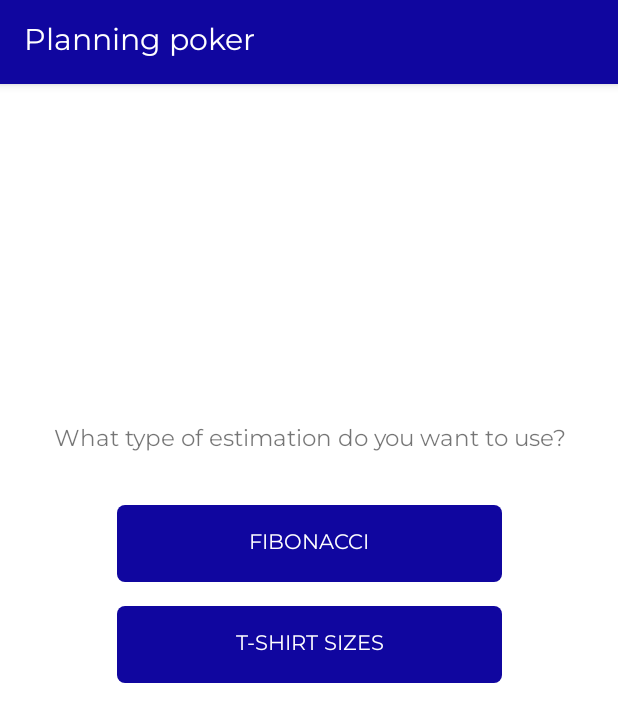
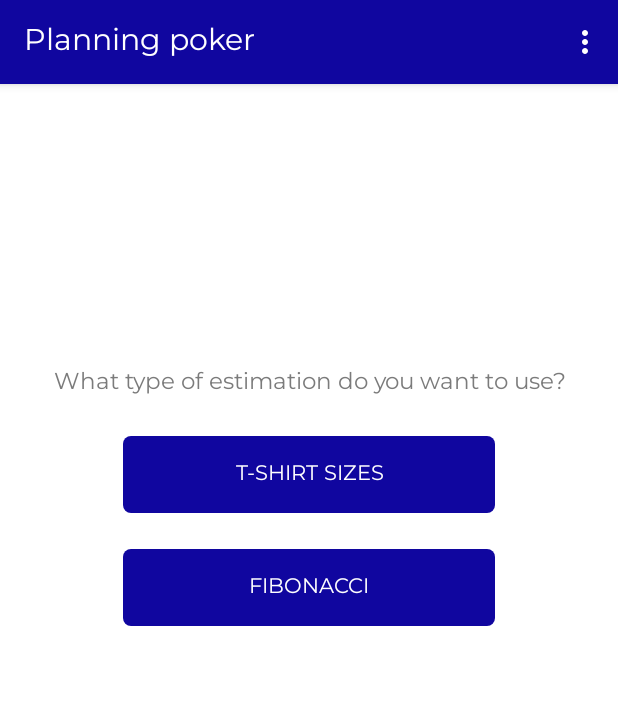
Before and after one commit to antonzuev87/AndroidScrumCards, an Android app: the screen it shows after launch (MainActivity), on a phone screen of 412 x 824 dp. Shown: the top 722 px of the screen. Run offline under Robolectric (Android 15) with nearby library versions, the phone set to English and light mode, and no system bars.

Commit message:
Added shake gesture settings

```diff
--- a/app/build.gradle
+++ b/app/build.gradle
@@ -34,6 +34,7 @@ dependencies {
     implementation 'androidx.legacy:legacy-support-v4:1.0.0'
     implementation 'androidx.recyclerview:recyclerview:1.0.0'
     implementation 'androidx.lifecycle:lifecycle-extensions:2.0.0'
+    implementation 'androidx.preference:preference:1.1.0'
     testImplementation 'junit:junit:4.12'
     androidTestImplementation 'androidx.test:runner:1.1.0'
     androidTestImplementation 'androidx.test.espresso:espresso-core:3.1.0'
--- a/app/src/main/java/com/autentia/scrumcards/ShakeDetector.kt
+++ b/app/src/main/java/com/autentia/scrumcards/ShakeDetector.kt
@@ -67,7 +67,7 @@ class ShakeDetector : SensorEventListener {
 	 * from the Google Play Store and run it to see how
 	 *  many G's it takes to register a shake
 	 */
-        private const val SHAKE_THRESHOLD_GRAVITY = 2.7f
+        private const val SHAKE_THRESHOLD_GRAVITY = 3.5f
         private const val SHAKE_SLOP_TIME_MS = 500
         private const val SHAKE_COUNT_RESET_TIME_MS = 3000
     }
--- a/app/src/main/res/layout/fragment_main_question.xml
+++ b/app/src/main/res/layout/fragment_main_question.xml
@@ -9,58 +9,56 @@
     android:background="@android:color/background_light"
     tools:context=".MainQuestionFragment">
 
+
+    <Button
+        android:id="@+id/tShirtButtonSizes"
+        android:layout_width="248dp"
+        android:layout_height="wrap_content"
+        android:layout_marginTop="24dp"
+        android:layout_marginBottom="8dp"
+        android:background="@drawable/button_rounded_background"
+        android:fontFamily="@font/montserrat"
+        android:padding="15dp"
+        android:stateListAnimator="@null"
+        android:text="@string/tshirtName"
+        android:textColor="@android:color/background_light"
+        app:layout_constraintBottom_toTopOf="@+id/fibonacciButton"
+        app:layout_constraintEnd_toEndOf="parent"
+        app:layout_constraintHorizontal_bias="0.5"
+        app:layout_constraintStart_toStartOf="parent"
+        app:layout_constraintTop_toBottomOf="@+id/textView" />
+
     <Button
         android:id="@+id/fibonacciButton"
-        android:layout_width="0dp"
+        android:layout_width="248dp"
         android:layout_height="wrap_content"
-        android:layout_marginStart="32dp"
-        android:layout_marginTop="32dp"
-        android:layout_marginEnd="32dp"
+        android:layout_marginTop="24dp"
         android:background="@drawable/button_rounded_background"
         android:fontFamily="@font/montserrat"
         android:padding="15dp"
         android:stateListAnimator="@null"
         android:text="@string/fibonacciName"
         android:textColor="@android:color/background_light"
-        app:layout_constraintDimensionRatio="w,5:1"
         app:layout_constraintEnd_toEndOf="parent"
+        app:layout_constraintHorizontal_bias="0.5"
         app:layout_constraintStart_toStartOf="parent"
-        app:layout_constraintTop_toBottomOf="@+id/textView" />
-
-    <Button
-        android:id="@+id/tShirtButtonSizes"
-        android:layout_width="0dp"
-        android:layout_height="wrap_content"
-        android:layout_marginStart="32dp"
-        android:layout_marginTop="16dp"
-        android:layout_marginEnd="32dp"
-        android:background="@drawable/button_rounded_background"
-        android:fontFamily="@font/montserrat"
-        android:padding="15dp"
-        android:stateListAnimator="@null"
-        android:text="@string/tshirtName"
-        android:textColor="@android:color/background_light"
-        app:layout_constraintBottom_toBottomOf="parent"
-        app:layout_constraintDimensionRatio="w,5:1"
-        app:layout_constraintEnd_toEndOf="parent"
-        app:layout_constraintStart_toStartOf="parent"
-        app:layout_constraintTop_toBottomOf="@+id/fibonacciButton"
-        app:layout_constraintVertical_bias="0.0" />
+        app:layout_constraintTop_toBottomOf="@+id/tShirtButtonSizes" />
 
     <TextView
         android:id="@+id/textView"
         android:layout_width="wrap_content"
         android:layout_height="wrap_content"
-        android:layout_marginStart="24dp"
-        android:layout_marginEnd="24dp"
+        android:layout_marginBottom="32dp"
         android:fontFamily="@font/montserrat"
         android:text="@string/questionText"
         android:textAlignment="center"
+        android:textColor="@color/textColorNormal"
         android:textSize="15sp"
         app:layout_constraintBottom_toBottomOf="parent"
         app:layout_constraintEnd_toEndOf="parent"
+        app:layout_constraintHorizontal_bias="0.5"
         app:layout_constraintStart_toStartOf="parent"
         app:layout_constraintTop_toTopOf="parent"
-        app:layout_constraintVertical_bias="0.3" />
+        app:layout_constraintVertical_bias="0.26" />
 
 </androidx.constraintlayout.widget.ConstraintLayout>
--- a/app/src/main/res/menu/menu_main.xml
+++ b/app/src/main/res/menu/menu_main.xml
@@ -1,4 +1,8 @@
 <menu xmlns:android="http://schemas.android.com/apk/res/android"
       xmlns:app="http://schemas.android.com/apk/res-auto"
       xmlns:tools="http://schemas.android.com/tools"
-      tools:context="com.autentia.scrumcards.MainActivity"/>
+      tools:context="com.autentia.scrumcards.MainActivity">
+    <item
+        android:id="@+id/settings_action"
+        android:title="@string/action_settings" />
+</menu>
--- a/app/src/main/res/navigation/navigation.xml
+++ b/app/src/main/res/navigation/navigation.xml
@@ -34,4 +34,14 @@
             android:name="cards"
             app:argType="com.autentia.scrumcards.cardsmodel.CardsUtil$CardItem[]" />
     </fragment>
+    <fragment
+        android:id="@+id/settingsFragment"
+        android:name="com.autentia.scrumcards.SettingsFragment"
+        android:label="SettingsFragment" />
+    <action
+        android:id="@+id/open_settings_fragment"
+        app:destination="@+id/settingsFragment"
+        app:enterAnim="@anim/right_to_left_animation"
+        app:popEnterAnim="@anim/out_left_to_right_animation"
+        app:popUpToInclusive="false" />
 </navigation>
--- a/app/src/main/res/values/colors.xml
+++ b/app/src/main/res/values/colors.xml
@@ -4,4 +4,5 @@
     <color name="colorPrimaryDark">#0C1B74</color>
     <color name="colorAccent">#00BCD4</color>
     <color name="cardBackground">#F3F3F3</color>
+    <color name="textColorNormal">#7B7B7B</color>
 </resources>
--- a/app/src/main/res/values/styles.xml
+++ b/app/src/main/res/values/styles.xml
@@ -5,7 +5,8 @@
         <!-- Customize your theme here. -->
         <item name="colorPrimary">@color/colorPrimary</item>
         <item name="colorPrimaryDark">@color/colorPrimaryDark</item>
-        <item name="colorAccent">@color/colorAccent</item>
+        <item name="colorAccent">@color/colorPrimary</item>
+        <item name="android:textColor">@color/colorPrimaryDark</item>
     </style>
     <style name="SplashTheme" parent="AppTheme.NoActionBar">
         <item name="android:windowBackground">@drawable/background</item>
```
Also changed, not shown: app/src/main/java/com/autentia/scrumcards/CardViewFragment.kt (+13 -7 lines), app/src/main/java/com/autentia/scrumcards/MainActivity.kt (+12 -9 lines), app/src/main/java/com/autentia/scrumcards/SettingsFragment.kt (added, +19 -0 lines), app/src/main/res/values/strings.xml (+7 -1 lines), app/src/main/res/xml/preferences.xml (added, +17 -0 lines), 1 other file.
